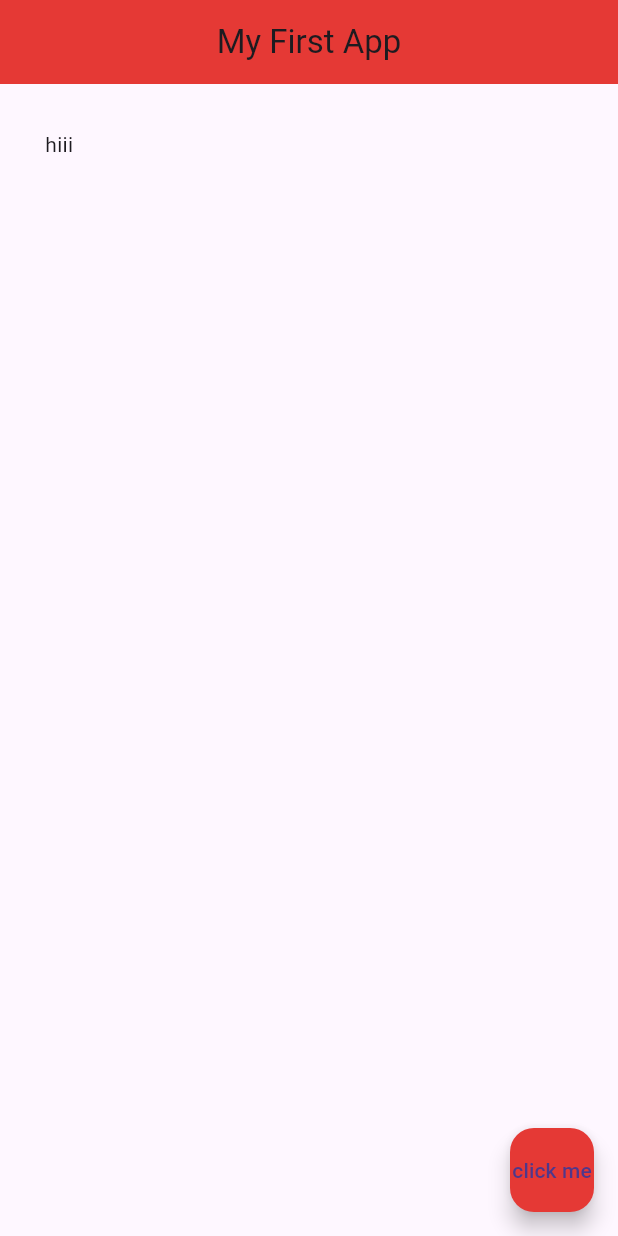
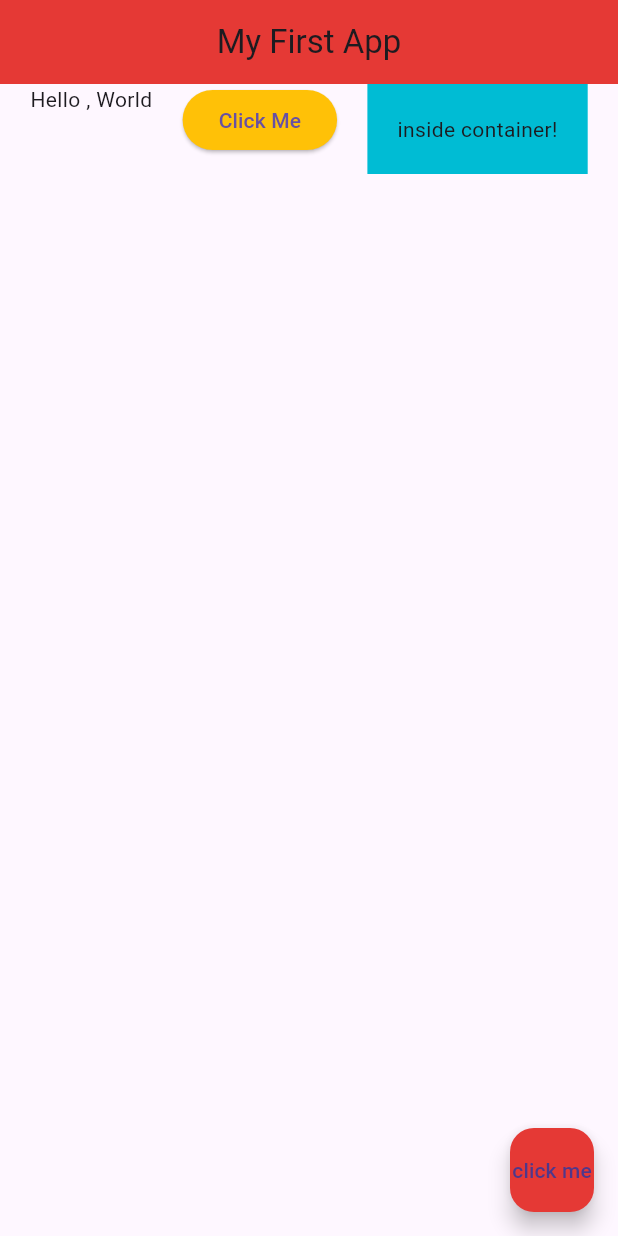
Before and after one commit to AaronKurian/First_Flutter_App, a Flutter app: the screen it shows after launch, on a phone screen of 412 x 824 dp. Run offline on Flutter 3.47's test engine with Material 3 defaults, Android fonts, the phone set to English and light mode, and no system bars.

Commit message:
fix: Used Rows

```diff
--- a/lib/main.dart
+++ b/lib/main.dart
@@ -17,7 +17,28 @@ class Home extends StatelessWidget {
         backgroundColor: Colors.red[600],
       ),
 
-      body: Padding(padding: EdgeInsets.all(30.0), child: Text('hiii'),
+      body: Row(
+        mainAxisAlignment: MainAxisAlignment.spaceEvenly,
+        crossAxisAlignment: CrossAxisAlignment.start,
+        children: <Widget>[
+          Text('Hello , World'),
+          ElevatedButton(
+            onPressed: () {},
+            child: Text('Click Me'),
+            style: ElevatedButton.styleFrom(
+              backgroundColor: Colors.amber,
+            ),
+          ),
+          Container(
+            color: Colors.cyan,
+            padding: EdgeInsets.all(20.0),
+            child: Text('inside container!'),
+          ),
+
+        ],
+
+
+      // body: Padding(padding: EdgeInsets.all(30.0), child: Text('hiii'),
 
       // body: Container(
       //   padding: EdgeInsets.symmetric(horizontal: 20.0, vertical: 30.0),
```
